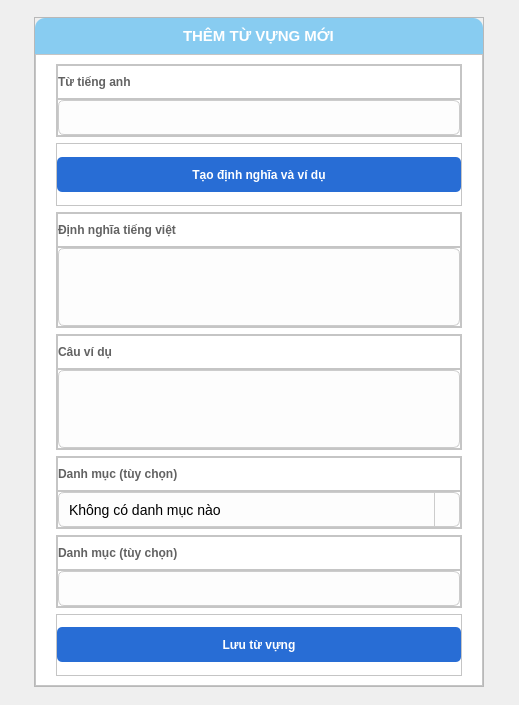
Old version of the form UI/forms/addVocab.ui in the repository yuukun123/LexiLand.
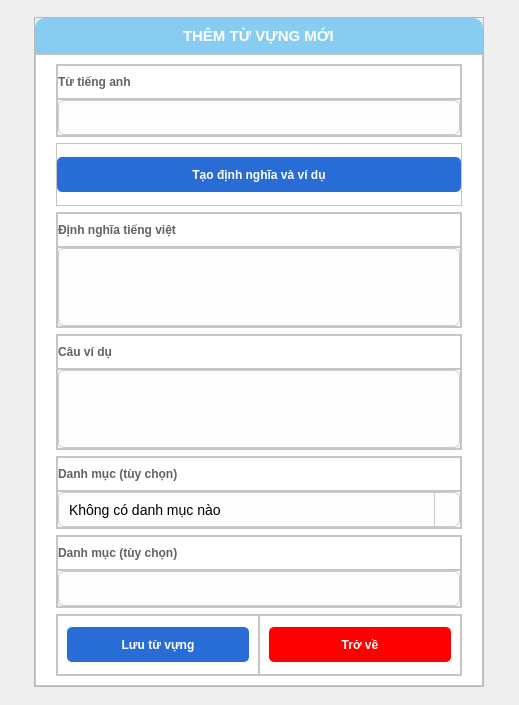
New version of the form. Icons and pictures are not drawn.

```diff
--- a/UI/forms/addVocab.ui
+++ b/UI/forms/addVocab.ui
@@ -762,12 +762,30 @@
             <enum>QFrame::Raised</enum>
            </property>
            <layout class="QHBoxLayout" name="horizontalLayout_14">
+            <property name="spacing">
+             <number>0</number>
+            </property>
             <property name="leftMargin">
              <number>0</number>
             </property>
+            <property name="topMargin">
+             <number>0</number>
+            </property>
             <property name="rightMargin">
              <number>0</number>
             </property>
+            <property name="bottomMargin">
+             <number>0</number>
+            </property>
+            <item>
+             <widget class="QFrame" name="frame">
+              <property name="frameShape">
+               <enum>QFrame::StyledPanel</enum>
+              </property>
+              <property name="frameShadow">
+               <enum>QFrame::Raised</enum>
+              </property>
+              <layout class="QHBoxLayout" name="horizontalLayout_15">
             <item>
              <widget class="QPushButton" name="SaveVocabBtn">
               <property name="minimumSize">
@@ -799,6 +817,54 @@
               <property name="text">
                <string>Lưu từ vựng</string>
               </property>
+                </widget>
+               </item>
+              </layout>
+             </widget>
+            </item>
+            <item>
+             <widget class="QFrame" name="frame_21">
+              <property name="frameShape">
+               <enum>QFrame::StyledPanel</enum>
+              </property>
+              <property name="frameShadow">
+               <enum>QFrame::Raised</enum>
+              </property>
+              <layout class="QHBoxLayout" name="horizontalLayout_16">
+               <item>
+                <widget class="QPushButton" name="cancelBtn">
+                 <property name="minimumSize">
+                  <size>
+                   <width>0</width>
+                   <height>35</height>
+                  </size>
+                 </property>
+                 <property name="font">
+                  <font>
+                   <pointsize>9</pointsize>
+                   <weight>75</weight>
+                   <bold>true</bold>
+                  </font>
+                 </property>
+                 <property name="cursor">
+                  <cursorShape>PointingHandCursor</cursorShape>
+                 </property>
+                 <property name="styleSheet">
+                  <string notr="true">#cancelBtn{
+	color: rgb(255, 255, 255);
+	background-color: rgb(255, 0, 0);
+	border-radius:5px;
+}
+#cancelBtn::hover{
+	background-color: rgb(186, 0, 0);
+}</string>
+                 </property>
+                 <property name="text">
+                  <string>Trở về</string>
+                 </property>
+                </widget>
+               </item>
+              </layout>
              </widget>
             </item>
            </layout>
```
Lines whose indentation alone changed are shown as unchanged.
